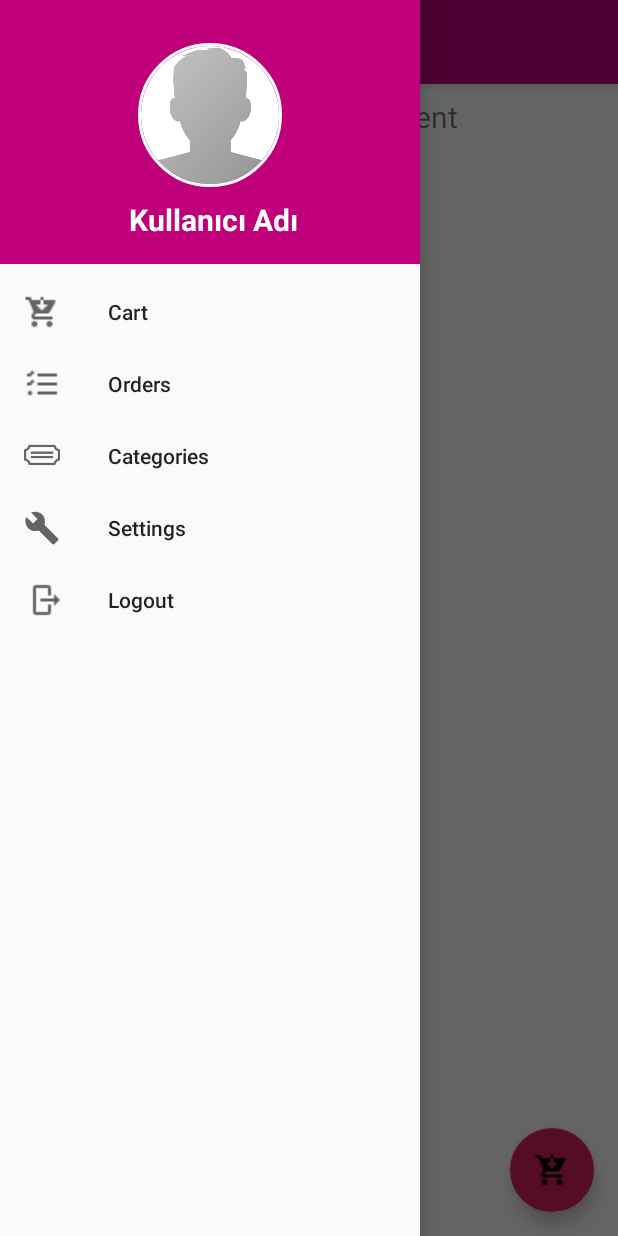
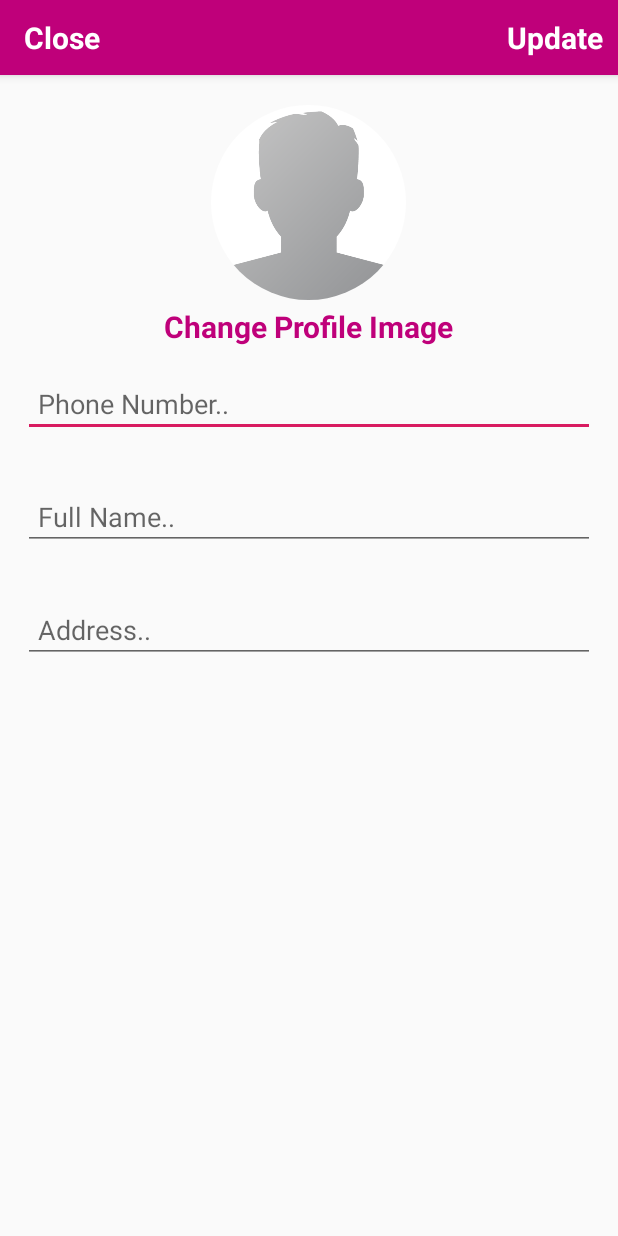
Before and after one commit to uzerfurkan/shopulse, an Android app: the HomeActivity screen opened directly, with no data from a screen before it, in the side drawer, after a tap on "Settings", on a phone screen of 412 x 824 dp. Run offline under Robolectric (Android 15) with nearby library versions, the phone set to English and light mode, and no system bars; our stand-ins replace CircleImageView, Firebase (no records; nobody signed in at launch, a user with empty details on screens opened directly), Picasso, navigation-ui; libraries missing offline, so code that uses them is left out: io.paperdb; 2 statements that could not run were skipped.

Commit message:
Settings bölümü ayarladım
Settings bölümü çalışmıyordu. Onu hallettim

```diff
--- a/shopulse/app/src/main/AndroidManifest.xml
+++ b/shopulse/app/src/main/AndroidManifest.xml
@@ -9,10 +9,11 @@
         android:roundIcon="@mipmap/ic_launcher_round"
         android:supportsRtl="true"
         android:theme="@style/AppTheme">
+        <activity android:name=".SettingsActivity"></activity>
         <activity
             android:name=".HomeActivity"
             android:label="@string/title_activity_home"
-            android:theme="@style/AppTheme.NoActionBar"></activity>
+            android:theme="@style/AppTheme.NoActionBar" />
         <activity android:name=".AdminKategoriActivity" />
         <activity android:name=".AdminYeniUrunEkleActivity" />
         <activity android:name=".RegisterActivity" />
--- a/shopulse/app/src/main/java/com/example/shopulse/HomeActivity.java
+++ b/shopulse/app/src/main/java/com/example/shopulse/HomeActivity.java
@@ -16,6 +16,7 @@ import android.view.MenuItem;
 import android.view.View;
 
 import androidx.annotation.NonNull;
+import androidx.appcompat.app.ActionBarDrawerToggle;
 import androidx.core.view.GravityCompat;
 import androidx.core.view.LayoutInflaterCompat;
 import androidx.navigation.NavController;
@@ -63,6 +64,7 @@ public class HomeActivity extends AppCompatActivity implements NavigationView.On
         super.onCreate(savedInstanceState);
         setContentView(R.layout.activity_home);
 
+
         ProductsRef = FirebaseDatabase.getInstance().getReference().child("Products");
 
         Paper.init(this);
@@ -70,6 +72,7 @@ public class HomeActivity extends AppCompatActivity implements NavigationView.On
         Toolbar toolbar = findViewById(R.id.toolbar);
         toolbar.setTitle("Home");
         setSupportActionBar(toolbar);
+
 
 
         FloatingActionButton fab = findViewById(R.id.fab);
@@ -85,7 +88,11 @@ public class HomeActivity extends AppCompatActivity implements NavigationView.On
 
 
         DrawerLayout drawer = findViewById(R.id.drawer_layout);
-        NavigationView navigationView = findViewById(R.id.nav_view);
+        ActionBarDrawerToggle toggle = new ActionBarDrawerToggle(this, drawer, toolbar, R.string.navigation_drawer_open, R.string.navigation_drawer_close);
+        toggle.syncState();
+
+        NavigationView navigationView =(NavigationView) findViewById(R.id.nav_view);
+        navigationView.setNavigationItemSelectedListener(this);
 
 
         //Fragment da kullanıcı adını database'den alıp resmin altına yazıyor.
@@ -100,16 +107,6 @@ public class HomeActivity extends AppCompatActivity implements NavigationView.On
         layoutManager = new LinearLayoutManager(this);
         recyclerView.setLayoutManager(layoutManager);
 
-        // Passing each menu ID as a set of Ids because each
-        // menu should be considered as top level destinations.
-        mAppBarConfiguration = new AppBarConfiguration.Builder(
-                R.id.nav_home, R.id.nav_gallery, R.id.nav_slideshow,
-                R.id.nav_tools, R.id.nav_share, R.id.nav_send)
-                .setDrawerLayout(drawer)
-                .build();
-        NavController navController = Navigation.findNavController(this, R.id.nav_host_fragment);
-        NavigationUI.setupActionBarWithNavController(this, navController, mAppBarConfiguration);
-        NavigationUI.setupWithNavController(navigationView, navController);
 
 
     }
@@ -149,6 +146,16 @@ public class HomeActivity extends AppCompatActivity implements NavigationView.On
     }
 
 
+
+
+    @Override
+    public boolean onSupportNavigateUp() {
+        NavController navController = Navigation.findNavController(this, R.id.nav_host_fragment);
+        return NavigationUI.navigateUp(navController, mAppBarConfiguration)
+                || super.onSupportNavigateUp();
+    }
+
+
     @Override
     public boolean onCreateOptionsMenu(Menu menu) {
         // Inflate the menu; this adds items to the action bar if it is present.
@@ -156,12 +163,7 @@ public class HomeActivity extends AppCompatActivity implements NavigationView.On
         return true;
     }
 
-    @Override
-    public boolean onSupportNavigateUp() {
-        NavController navController = Navigation.findNavController(this, R.id.nav_host_fragment);
-        return NavigationUI.navigateUp(navController, mAppBarConfiguration)
-                || super.onSupportNavigateUp();
-    }
+
 
     @Override
     public boolean onOptionsItemSelected(@NonNull MenuItem item)
@@ -174,6 +176,8 @@ public class HomeActivity extends AppCompatActivity implements NavigationView.On
 
         return super.onOptionsItemSelected(item);
     }
+
+
 
 
 
@@ -196,6 +200,8 @@ public class HomeActivity extends AppCompatActivity implements NavigationView.On
         }
         else if (id == R.id.nav_settings)
         {
+            Intent intent = new Intent(HomeActivity.this, SettingsActivity.class);
+            startActivity(intent);
 
         }
         else if (id == R.id.nav_logout)
--- /dev/null
+++ b/shopulse/app/src/main/java/com/example/shopulse/SettingsActivity.java
@@ -0,0 +1,15 @@
+package com.example.shopulse;
+
+import androidx.appcompat.app.AppCompatActivity;
+import androidx.fragment.app.Fragment;
+
+import android.os.Bundle;
+
+public class SettingsActivity extends AppCompatActivity {
+
+    @Override
+    protected void onCreate(Bundle savedInstanceState) {
+        super.onCreate(savedInstanceState);
+        setContentView(R.layout.activity_settings);
+    }
+}
--- /dev/null
+++ b/shopulse/app/src/main/res/layout/activity_settings.xml
@@ -0,0 +1,106 @@
+<?xml version="1.0" encoding="utf-8"?>
+<RelativeLayout
+    xmlns:android="http://schemas.android.com/apk/res/android"
+    xmlns:app="http://schemas.android.com/apk/res-auto"
+    xmlns:tools="http://schemas.android.com/tools"
+    android:layout_width="match_parent"
+    android:layout_height="match_parent"
+    tools:context=".SettingsActivity">
+
+    <com.google.android.material.appbar.AppBarLayout
+        android:id="@+id/app_bar_settings"
+        android:layout_width="match_parent"
+        android:layout_height="50dp"
+        android:background="@color/colorPrimary">
+
+        <androidx.appcompat.widget.Toolbar
+            android:id="@+id/toolbar_settings"
+            android:layout_width="match_parent"
+            android:layout_height="wrap_content">
+
+            <RelativeLayout
+                android:layout_width="match_parent"
+                android:layout_height="match_parent">
+
+                <TextView
+                    android:id="@+id/close_settings_btn"
+                    android:layout_width="wrap_content"
+                    android:layout_height="wrap_content"
+                    android:text="Close"
+                    android:textColor="@android:color/white"
+                    android:textSize="20sp"
+                    android:textStyle="bold"
+                    android:layout_alignParentStart="true"
+                    />
+
+                <TextView
+                    android:id="@+id/update_account_settings_btn"
+                    android:layout_width="wrap_content"
+                    android:layout_height="wrap_content"
+                    android:text="Update"
+                    android:textColor="@android:color/white"
+                    android:textSize="20sp"
+                    android:textStyle="bold"
+                    android:layout_marginRight="10dp"
+                    android:layout_alignParentEnd="true"
+                    />
+            </RelativeLayout>
+
+        </androidx.appcompat.widget.Toolbar>
+
+    </com.google.android.material.appbar.AppBarLayout>
+
+
+    <de.hdodenhof.circleimageview.CircleImageView
+        android:id="@+id/settings_profile_image"
+        android:layout_width="130dp"
+        android:layout_height="130dp"
+        android:src="@drawable/profile"
+        android:layout_below="@+id/app_bar_settings"
+        android:layout_marginTop="20dp"
+        android:layout_centerHorizontal="true"
+        />
+
+    <TextView
+        android:id="@+id/profile_image_change_btn"
+        android:layout_width="wrap_content"
+        android:layout_height="wrap_content"
+        android:text="Change Profile Image"
+        android:textColor="@color/colorPrimaryDark"
+        android:textSize="20sp"
+        android:textStyle="bold"
+        android:layout_marginRight="10dp"
+        android:layout_marginTop="4dp"
+        android:layout_below="@+id/settings_profile_image"
+        android:layout_centerHorizontal="true"
+        />
+
+    <EditText
+        android:id="@+id/settings_phone_number"
+        android:layout_width="match_parent"
+        android:layout_height="wrap_content"
+        android:layout_below="@+id/profile_image_change_btn"
+        android:hint="Phone Number.."
+        android:layout_margin="15dp"
+        android:padding="10dp"
+        />
+    <EditText
+        android:id="@+id/settings_full_name"
+        android:layout_width="match_parent"
+        android:layout_height="wrap_content"
+        android:layout_below="@+id/settings_phone_number"
+        android:hint="Full Name.."
+        android:layout_margin="15dp"
+        android:padding="10dp"
+        />
+    <EditText
+        android:id="@+id/settings_address"
+        android:layout_width="match_parent"
+        android:layout_height="wrap_content"
+        android:layout_below="@+id/settings_full_name"
+        android:hint="Address.."
+        android:layout_margin="15dp"
+        android:padding="10dp"
+        />
+
+</RelativeLayout>
```
Also changed, not shown: shopulse/app/src/main/res/layout/fragment_share.xml (indentation only).
